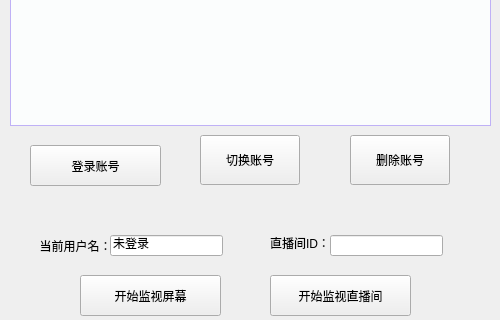
This is src/ScannerGui/ScannerGui.ui in Theresa-0328/MHY_Scanner as Qt 5 draws it before an edit; both pictures show x 0 to 500 and y 148 to 468 of the 500 by 600 pixel window. The edited form follows.
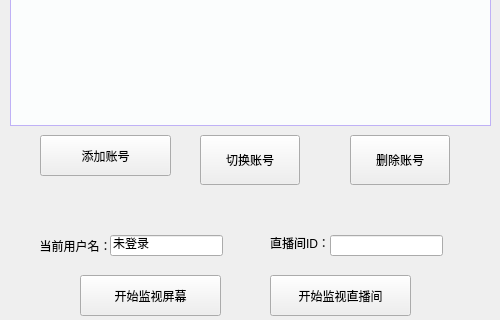
This is the edited form.

```diff
--- a/src/ScannerGui/ScannerGui.ui
+++ b/src/ScannerGui/ScannerGui.ui
@@ -32,14 +32,14 @@
    <widget class="QPushButton" name="pBtLoginAccount">
     <property name="geometry">
      <rect>
-      <x>30</x>
-      <y>270</y>
+      <x>40</x>
+      <y>260</y>
       <width>131</width>
       <height>41</height>
      </rect>
     </property>
     <property name="text">
-     <string>登录账号</string>
+     <string>添加账号</string>
     </property>
    </widget>
    <widget class="QPushButton" name="pBtstartScreen">
```
Left out of the diff: 2 changed lines with no effect on the pictures.
